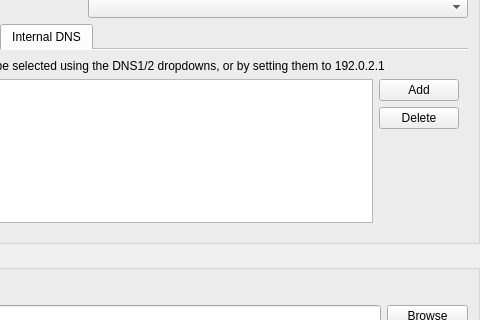
Qt form pcsx2-qt/Settings/DEV9SettingsWidget.ui (PCSX2/pcsx2) before a commit; both pictures show x 120 to 600 and y 87 to 407 of the 600 by 500 pixel window.
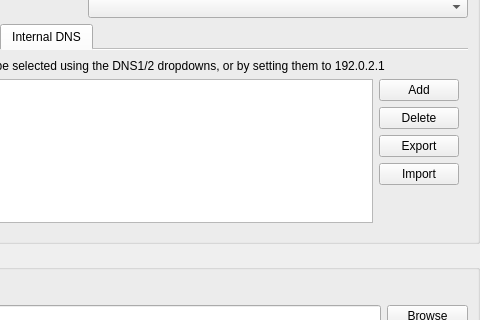
The same form after that commit. The open tabs and pages were chosen to show the change.

Commit message: DEV9: Add DNS host export/import

```diff
--- a/pcsx2-qt/Settings/DEV9SettingsWidget.ui
+++ b/pcsx2-qt/Settings/DEV9SettingsWidget.ui
@@ -192,6 +192,20 @@
               </property>
              </widget>
             </item>
+            <item>
+             <widget class="QPushButton" name="ethHostExport">
+              <property name="text">
+               <string>Export</string>
+              </property>
+             </widget>
+            </item>
+            <item>
+             <widget class="QPushButton" name="ethHostImport">
+              <property name="text">
+               <string>Import</string>
+              </property>
+             </widget>
+            </item>
             <item>
              <spacer name="verticalSpacer_2">
               <property name="orientation">
```
The commit also changes 8 other files.
